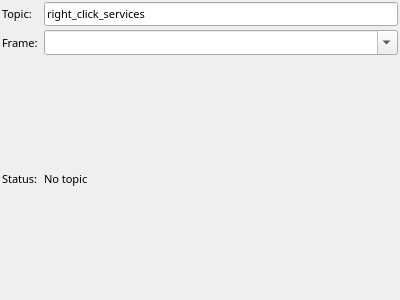
First picture: the form in mapviz_plugins/ui/right_click_services_config.ui, repository swri-robotics/mapviz, before the edit.
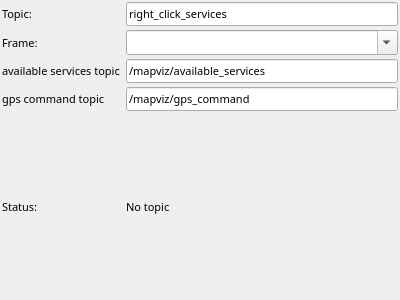
Second picture: the form after the edit.

```diff
--- a/mapviz_plugins/ui/right_click_services_config.ui
+++ b/mapviz_plugins/ui/right_click_services_config.ui
@@ -25,6 +25,9 @@
    </property>
    <item row="2" column="1">
     <widget class="QLineEdit" name="topic">
+     <property name="enabled">
+      <bool>true</bool>
+     </property>
      <property name="font">
       <font>
        <family>Sans Serif</family>
@@ -91,7 +94,7 @@
      </property>
     </widget>
    </item>
-   <item row="4" column="0">
+   <item row="8" column="0">
     <widget class="QLabel" name="point_publisher_status">
      <property name="font">
       <font>
@@ -104,7 +107,7 @@
      </property>
     </widget>
    </item>
-   <item row="4" column="1">
+   <item row="8" column="1">
     <widget class="QLabel" name="status">
      <property name="font">
       <font>
@@ -123,6 +126,58 @@
      </property>
     </widget>
    </item>
+   <item row="5" column="1">
+    <widget class="QLineEdit" name="gpscommandtopic">
+     <property name="font">
+      <font>
+       <family>Sans Serif</family>
+       <pointsize>8</pointsize>
+      </font>
+     </property>
+     <property name="text">
+      <string>/mapviz/gps_command</string>
+     </property>
+    </widget>
+   </item>
+   <item row="4" column="1">
+    <widget class="QLineEdit" name="availableservicestopic">
+     <property name="font">
+      <font>
+       <family>Sans Serif</family>
+       <pointsize>8</pointsize>
+      </font>
+     </property>
+     <property name="text">
+      <string>/mapviz/available_services</string>
+     </property>
+    </widget>
+   </item>
+   <item row="4" column="0">
+    <widget class="QLabel" name="available_services_topic">
+     <property name="font">
+      <font>
+       <family>Sans Serif</family>
+       <pointsize>8</pointsize>
+      </font>
+     </property>
+     <property name="text">
+      <string>available services topic</string>
+     </property>
+    </widget>
+   </item>
+   <item row="5" column="0">
+    <widget class="QLabel" name="gps_command_topic">
+     <property name="font">
+      <font>
+       <family>Sans Serif</family>
+       <pointsize>8</pointsize>
+      </font>
+     </property>
+     <property name="text">
+      <string>gps command topic</string>
+     </property>
+    </widget>
+   </item>
   </layout>
  </widget>
  <resources/>
```
Left out of the diff: 17 changed lines with no effect on the pictures.
